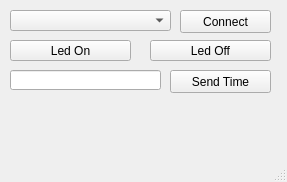
The window that ui/mainwindow.ui (ertugrulklkn/pyqt-example) describes before a commit, drawn with Qt 5.
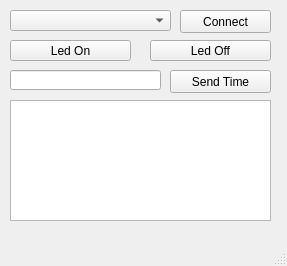
The same window after the commit.

The edit to the form file:
```diff
--- a/ui/mainwindow.ui
+++ b/ui/mainwindow.ui
@@ -7,7 +7,7 @@
     <x>0</x>
     <y>0</y>
     <width>287</width>
-    <height>182</height>
+    <height>266</height>
    </rect>
   </property>
   <property name="windowTitle">
@@ -127,6 +127,22 @@
      <string/>
     </property>
    </widget>
+   <widget class="QTextEdit" name="textEdit">
+    <property name="geometry">
+     <rect>
+      <x>10</x>
+      <y>100</y>
+      <width>261</width>
+      <height>121</height>
+     </rect>
+    </property>
+    <property name="lineWrapMode">
+     <enum>QTextEdit::NoWrap</enum>
+    </property>
+    <property name="readOnly">
+     <bool>true</bool>
+    </property>
+   </widget>
   </widget>
   <widget class="QMenuBar" name="menubar">
    <property name="geometry">
```
Left out of the diff: 2 changed lines with no effect on the pictures.
